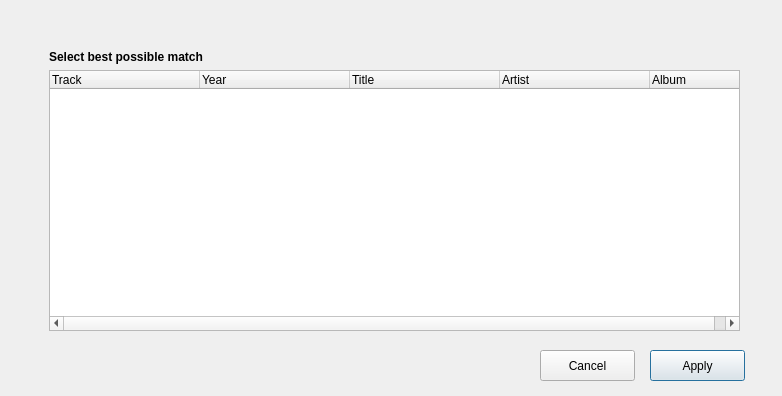
Old version of the form mixxx/src/trackselectiondialog.ui in the repository weixindut/mixxx.
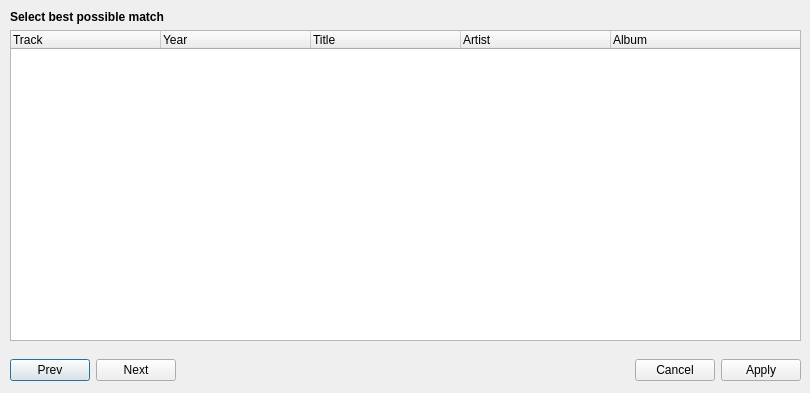
New version of the form.

What changed in the file:
```diff
--- a/mixxx/src/trackselectiondialog.ui
+++ b/mixxx/src/trackselectiondialog.ui
@@ -6,22 +6,25 @@
    <rect>
     <x>0</x>
     <y>0</y>
-    <width>782</width>
-    <height>396</height>
+    <width>810</width>
+    <height>393</height>
    </rect>
   </property>
   <property name="windowTitle">
    <string>Dialog</string>
   </property>
+  <widget class="QWidget" name="verticalLayoutWidget_3">
+   <property name="geometry">
+    <rect>
+     <x>10</x>
+     <y>10</y>
+     <width>791</width>
+     <height>371</height>
+    </rect>
+   </property>
+   <layout class="QVBoxLayout" name="verticalLayout_3">
+    <item>
   <widget class="QStackedWidget" name="stack">
-   <property name="geometry">
-    <rect>
-     <x>30</x>
-     <y>40</y>
-     <width>721</width>
-     <height>301</height>
-    </rect>
-   </property>
    <property name="currentIndex">
     <number>0</number>
    </property>
@@ -29,10 +32,10 @@
     <widget class="QWidget" name="verticalLayoutWidget_2">
      <property name="geometry">
       <rect>
-       <x>19</x>
-       <y>10</y>
-       <width>691</width>
-       <height>281</height>
+          <x>0</x>
+          <y>0</y>
+          <width>791</width>
+          <height>331</height>
       </rect>
      </property>
      <layout class="QVBoxLayout" name="verticalLayout_2">
@@ -145,31 +148,53 @@
     </widget>
    </widget>
   </widget>
-  <widget class="QPushButton" name="btnApply">
-   <property name="geometry">
-    <rect>
-     <x>650</x>
-     <y>350</y>
-     <width>95</width>
-     <height>31</height>
-    </rect>
-   </property>
+    </item>
+    <item>
+     <layout class="QHBoxLayout" name="horizontalLayout">
+      <item>
+       <widget class="QPushButton" name="btnPrev">
+        <property name="text">
+         <string>Prev</string>
+        </property>
+       </widget>
+      </item>
+      <item>
+       <widget class="QPushButton" name="btnNext">
    <property name="text">
-    <string>Apply</string>
-   </property>
-  </widget>
+         <string>Next</string>
+        </property>
+       </widget>
+      </item>
+      <item>
+       <spacer name="horizontalSpacer">
+        <property name="orientation">
+         <enum>Qt::Horizontal</enum>
+        </property>
+        <property name="sizeHint" stdset="0">
+         <size>
+          <width>40</width>
+          <height>20</height>
+         </size>
+        </property>
+       </spacer>
+      </item>
+      <item>
   <widget class="QPushButton" name="btnCancel">
-   <property name="geometry">
-    <rect>
-     <x>540</x>
-     <y>350</y>
-     <width>95</width>
-     <height>31</height>
-    </rect>
-   </property>
    <property name="text">
     <string>Cancel</string>
    </property>
+       </widget>
+      </item>
+      <item>
+       <widget class="QPushButton" name="btnApply">
+        <property name="text">
+         <string>Apply</string>
+        </property>
+       </widget>
+      </item>
+     </layout>
+    </item>
+   </layout>
   </widget>
  </widget>
  <resources/>
```
Left out of the diff: 6 changed lines with no effect on the pictures. Lines whose indentation alone changed are shown as unchanged.
